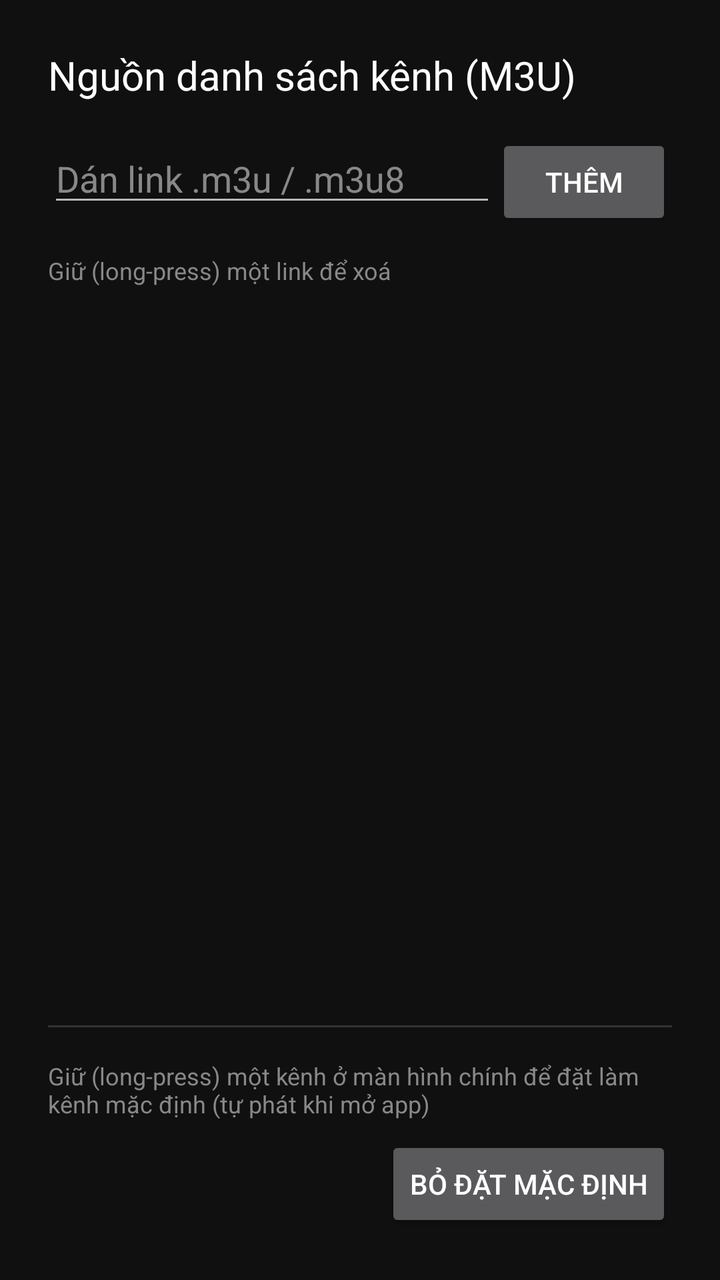
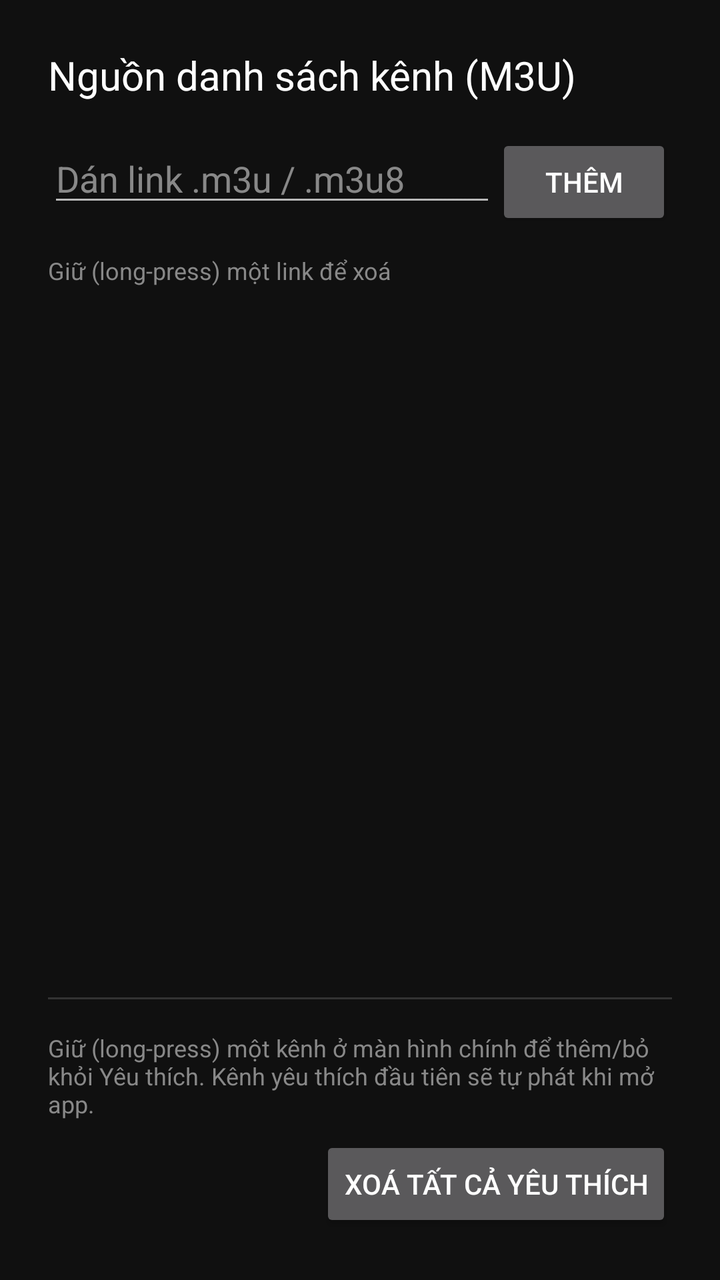

The first picture is an Android layout as it rendered before a commit; the second is the same layout after the commit. The layout source and the unified diff follow.
<!-- AndroidManifest.xml: application theme Theme.VnTv -->
<!-- res/layout/activity_settings.xml -->
<?xml version="1.0" encoding="utf-8"?>
<LinearLayout xmlns:android="http://schemas.android.com/apk/res/android"
    android:layout_width="match_parent"
    android:layout_height="match_parent"
    android:orientation="vertical"
    android:background="#101010"
    android:padding="24dp">

    <TextView
        android:layout_width="match_parent"
        android:layout_height="wrap_content"
        android:text="@string/settings_title"
        android:textColor="#FFFFFF"
        android:textSize="20sp"
        android:paddingBottom="16dp" />

    <LinearLayout
        android:layout_width="match_parent"
        android:layout_height="wrap_content"
        android:orientation="horizontal">

        <EditText
            android:id="@+id/url_input"
            android:layout_width="0dp"
            android:layout_weight="1"
            android:layout_height="wrap_content"
            android:hint="@string/url_hint"
            android:textColor="#FFFFFF"
            android:textColorHint="#888888" />

        <Button
            android:id="@+id/add_button"
            android:layout_width="wrap_content"
            android:layout_height="wrap_content"
            android:text="@string/add" />
    </LinearLayout>

    <TextView
        android:layout_width="match_parent"
        android:layout_height="wrap_content"
        android:text="@string/remove_hint"
        android:textColor="#888888"
        android:textSize="12sp"
        android:paddingTop="12dp"
        android:paddingBottom="8dp" />

    <ListView
        android:id="@+id/url_list"
        android:layout_width="match_parent"
        android:layout_height="0dp"
        android:layout_weight="1" />

    <View
        android:layout_width="match_parent"
        android:layout_height="1dp"
        android:layout_marginVertical="16dp"
        android:background="#333333" />

    <TextView
        android:layout_width="match_parent"
        android:layout_height="wrap_content"
        android:text="@string/default_channel_hint"
        android:textColor="#888888"
        android:textSize="12sp"
        android:paddingBottom="8dp" />

    <LinearLayout
        android:layout_width="match_parent"
        android:layout_height="wrap_content"
        android:orientation="horizontal"
        android:gravity="center_vertical">

        <TextView
            android:id="@+id/default_channel_value"
            android:layout_width="0dp"
            android:layout_weight="1"
            android:layout_height="wrap_content"
            android:textColor="#FFFFFF"
            android:textSize="14sp" />

        <Button
            android:id="@+id/clear_default_button"
            android:layout_width="wrap_content"
            android:layout_height="wrap_content"
            android:text="@string/clear_default" />
    </LinearLayout>
</LinearLayout>
<!-- resources referenced by this layout -->
<resources>
  <string name="add">Thêm</string>
  <string name="clear_default">Bỏ đặt mặc định</string>
  <string name="default_channel_hint">Giữ (long-press) một kênh ở màn hình chính để đặt làm kênh mặc định (tự phát khi mở app)</string>
  <string name="remove_hint">Giữ (long-press) một link để xoá</string>
  <string name="settings_title">Nguồn danh sách kênh (M3U)</string>
  <string name="url_hint">Dán link .m3u / .m3u8</string>
  <style name="Theme.VnTv" parent="Theme.AppCompat.NoActionBar">
          <item name="android:windowBackground">#101010</item>
      </style>
</resources>

<!-- the commit's change to res/layout/activity_settings.xml (unified diff, before → after) -->
@@ -82,6 +82,6 @@
             android:id="@+id/clear_default_button"
             android:layout_width="wrap_content"
             android:layout_height="wrap_content"
-            android:text="@string/clear_default" />
+            android:text="@string/clear_favorites" />
     </LinearLayout>
 </LinearLayout>
<!-- resource entries referenced after the edit -->
@@ -1,8 +1,8 @@
 <!-- resources referenced by this layout -->
 <resources>
   <string name="add">Thêm</string>
-  <string name="clear_default">Bỏ đặt mặc định</string>
-  <string name="default_channel_hint">Giữ (long-press) một kênh ở màn hình chính để đặt làm kênh mặc định (tự phát khi mở app)</string>
+  <string name="clear_favorites">Xoá tất cả yêu thích</string>
+  <string name="default_channel_hint">Giữ (long-press) một kênh ở màn hình chính để thêm/bỏ khỏi Yêu thích. Kênh yêu thích đầu tiên sẽ tự phát khi mở app.</string>
   <string name="remove_hint">Giữ (long-press) một link để xoá</string>
   <string name="settings_title">Nguồn danh sách kênh (M3U)</string>
   <string name="url_hint">Dán link .m3u / .m3u8</string>
